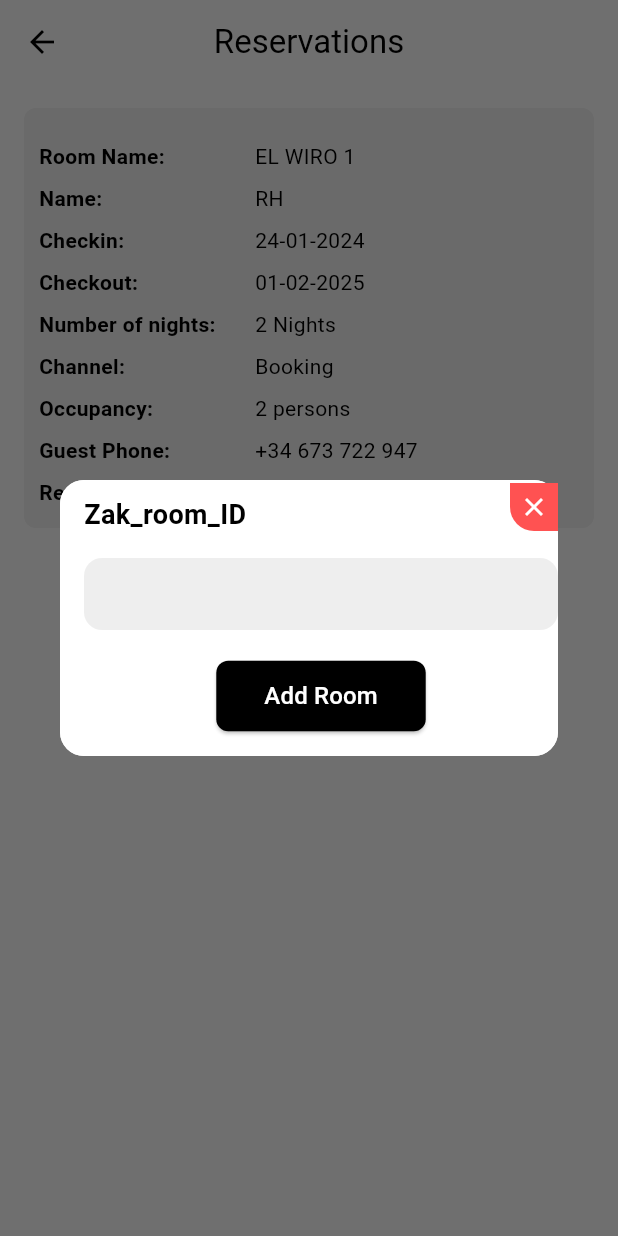
After one commit to zamansheikh/Project-Template, a Flutter app: the screen it shows after launch, after a tap on "Room Name:", on a phone screen of 412 x 824 dp. The commit adds this screen. Run offline on Flutter 3.47's test engine with Material 3 defaults, Android fonts, the phone set to English and light mode, and no system bars; our stand-ins replace flutter_screenutil, flutter_spinkit, flutter_svg, get, shared_preferences.

Commit message:
add addRoomPopUp

```diff
--- a/lib/main.dart
+++ b/lib/main.dart
@@ -1,7 +1,6 @@
 import 'package:flutter/material.dart';
 import 'package:flutter_screenutil/flutter_screenutil.dart';
 import 'package:get/get.dart';
-import 'package:project_template/themes/dark_theme.dart';
 import 'package:project_template/themes/light_theme.dart';
 import 'package:project_template/utils/app_constants.dart';
 import 'package:project_template/utils/message.dart';
--- /dev/null
+++ b/lib/views/base/add_room_popup.dart
@@ -0,0 +1,102 @@
+import 'package:flutter/material.dart';
+
+class AddRoomPopup extends StatelessWidget {
+  final TextEditingController roomIdController = TextEditingController();
+
+  AddRoomPopup({super.key});
+
+  @override
+  Widget build(BuildContext context) {
+    return Dialog(
+      shape: RoundedRectangleBorder(
+        borderRadius: BorderRadius.circular(16),
+      ),
+      child: Container(
+        padding: const EdgeInsets.only(bottom: 16, left: 16),
+        decoration: BoxDecoration(
+          color: Colors.white,
+          borderRadius: BorderRadius.circular(16),
+        ),
+        child: Column(
+          mainAxisSize: MainAxisSize.min,
+          crossAxisAlignment: CrossAxisAlignment.center,
+          children: [
+            // Header with title and close button
+            Row(
+              mainAxisAlignment: MainAxisAlignment.spaceBetween,
+              children: [
+                Padding(
+                  padding: const EdgeInsets.only(top: 10),
+                  child: const Text(
+                    "Zak_room_ID",
+                    style: TextStyle(
+                      fontSize: 18,
+                      fontWeight: FontWeight.bold,
+                    ),
+                  ),
+                ),
+                GestureDetector(
+                  onTap: () => Navigator.of(context).pop(),
+                  child: Container(
+                    height: 32,
+                    width: 32,
+                    decoration: BoxDecoration(
+                      color: Colors.redAccent,
+                      borderRadius:
+                          BorderRadius.only(bottomLeft: Radius.circular(16)),
+                    ),
+                    child: const Icon(
+                      Icons.close,
+                      color: Colors.white,
+                      size: 20,
+                    ),
+                  ),
+                ),
+              ],
+            ),
+            const SizedBox(height: 16),
+
+            // Input field
+            TextField(
+              controller: roomIdController,
+              // readOnly: true,
+              decoration: InputDecoration(
+                filled: true,
+                fillColor: Colors.grey[200],
+                border: OutlineInputBorder(
+                  borderRadius: BorderRadius.circular(12),
+                  borderSide: BorderSide.none,
+                ),
+                contentPadding: const EdgeInsets.symmetric(horizontal: 12),
+              ),
+            ),
+            const SizedBox(height: 20),
+
+            // Add Room button
+            ElevatedButton(
+              onPressed: () {
+                // Add your action here
+                print("Room ID: ${roomIdController.text}");
+              },
+              style: ElevatedButton.styleFrom(
+                backgroundColor: Colors.black,
+                shape: RoundedRectangleBorder(
+                  borderRadius: BorderRadius.circular(8),
+                ),
+                padding:
+                    const EdgeInsets.symmetric(vertical: 12, horizontal: 32),
+              ),
+              child: const Text(
+                "Add Room",
+                style: TextStyle(
+                  fontSize: 16,
+                  color: Colors.white,
+                ),
+              ),
+            ),
+          ],
+        ),
+      ),
+    );
+  }
+}
--- a/lib/views/base/reservations_screen.dart
+++ b/lib/views/base/reservations_screen.dart
@@ -43,7 +43,7 @@ class _ReservationsScreenState extends State<ReservationsScreen> {
               Row(
                 children: [
                   Expanded(
-                    child: Container(
+                    child: SizedBox(
                       height: 45,
                       child: ListView.builder(
                         scrollDirection: Axis.horizontal,
--- a/lib/views/base/revervation_detail_screen.dart
+++ b/lib/views/base/revervation_detail_screen.dart
@@ -1,4 +1,5 @@
 import 'package:flutter/material.dart';
+import 'package:project_template/views/base/add_room_popup.dart';
 
 class RevervationDetailScreen extends StatefulWidget {
   const RevervationDetailScreen({super.key});
@@ -39,6 +40,16 @@ class _RevervationDetailScreenState extends State<RevervationDetailScreen> {
       body: SafeArea(
         child: Padding(
           padding: const EdgeInsets.all(16),
+          child: InkWell(
+            onTap: () {
+              ///Show a pop up dialog
+              showDialog(
+                context: context,
+                builder: (context) {
+                  return AddRoomPopup();
+                },
+              );
+            },
             child: Container(
               padding: const EdgeInsets.all(10),
               decoration: BoxDecoration(
@@ -91,6 +102,7 @@ class _RevervationDetailScreenState extends State<RevervationDetailScreen> {
             ),
           ),
         ),
+      ),
     );
   }
 }
@@ -100,10 +112,10 @@ class ReservationDetailRow extends StatelessWidget {
   final String value;
 
   const ReservationDetailRow({
-    Key? key,
+    super.key,
     required this.label,
     required this.value,
-  }) : super(key: key);
+  });
 
   @override
   Widget build(BuildContext context) {
--- a/lib/views/screen/Splash/splash_screen.dart
+++ b/lib/views/screen/Splash/splash_screen.dart
@@ -1,4 +1,3 @@
-import 'package:flutter/cupertino.dart';
 import 'package:flutter/material.dart';
 
 class SplashScreen extends StatelessWidget {
```
Lines whose indentation alone changed are shown as unchanged.
